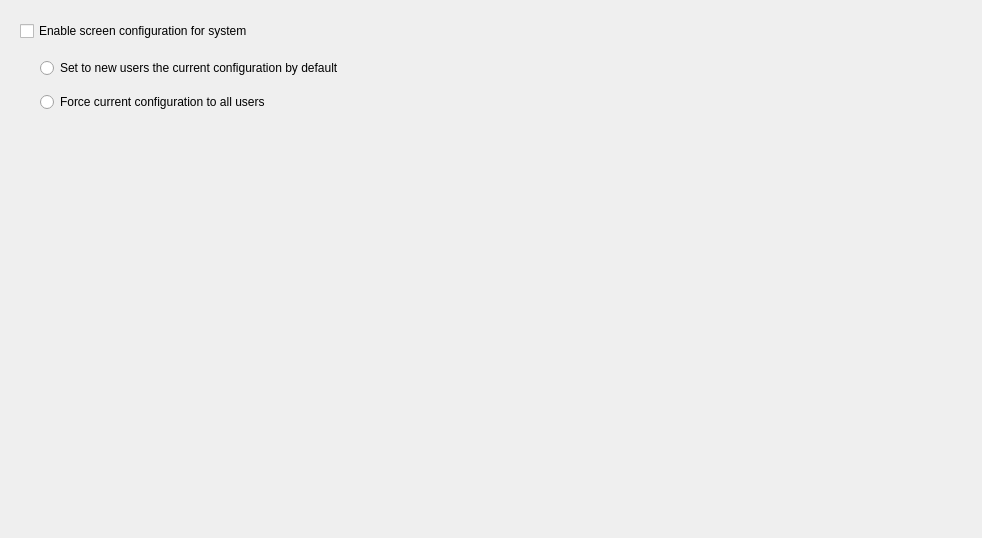
First picture: the form in kscreensystem.ui, repository lliurex/kscreen-system-settings, before the edit.
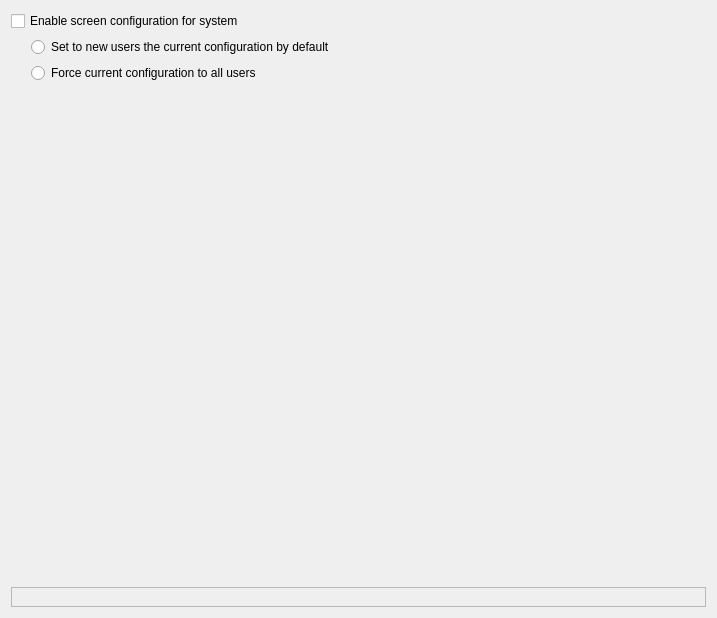
Second picture: the form after the edit.

Commit message: add frame to use kmessagewidgets

What changed in the file:
```diff
--- a/kscreensystem.ui
+++ b/kscreensystem.ui
@@ -6,52 +6,93 @@
    <rect>
     <x>0</x>
     <y>0</y>
-    <width>982</width>
-    <height>538</height>
+    <width>717</width>
+    <height>618</height>
    </rect>
   </property>
+  <property name="sizePolicy">
+   <sizepolicy hsizetype="Preferred" vsizetype="Minimum">
+    <horstretch>0</horstretch>
+    <verstretch>0</verstretch>
+   </sizepolicy>
+  </property>
   <property name="windowTitle">
    <string>Form</string>
   </property>
+  <layout class="QVBoxLayout" name="verticalLayout">
+   <item>
   <widget class="QCheckBox" name="systemConfigCheckBox">
-   <property name="geometry">
-    <rect>
-     <x>20</x>
-     <y>20</y>
-     <width>271</width>
-     <height>22</height>
-    </rect>
-   </property>
    <property name="text">
     <string>Enable screen configuration for system</string>
    </property>
   </widget>
-  <widget class="QWidget" name="verticalLayoutWidget">
-   <property name="geometry">
-    <rect>
-     <x>40</x>
-     <y>50</y>
-     <width>401</width>
-     <height>71</height>
-    </rect>
-   </property>
-   <layout class="QVBoxLayout" name="systemConfigLayout">
+   </item>
     <item>
+    <layout class="QFormLayout" name="formLayout">
+     <property name="sizeConstraint">
+      <enum>QLayout::SetDefaultConstraint</enum>
+     </property>
+     <property name="labelAlignment">
+      <set>Qt::AlignLeading|Qt::AlignLeft|Qt::AlignVCenter</set>
+     </property>
+     <property name="leftMargin">
+      <number>20</number>
+     </property>
+     <property name="rightMargin">
+      <number>0</number>
+     </property>
+     <item row="0" column="0">
      <widget class="QRadioButton" name="newusersRadioButton">
+       <property name="sizePolicy">
+        <sizepolicy hsizetype="Minimum" vsizetype="Minimum">
+         <horstretch>0</horstretch>
+         <verstretch>0</verstretch>
+        </sizepolicy>
+       </property>
       <property name="text">
        <string>Set to new users the current configuration by default</string>
       </property>
      </widget>
     </item>
-    <item>
+     <item row="1" column="0">
      <widget class="QRadioButton" name="allusersRadioButton">
+       <property name="sizePolicy">
+        <sizepolicy hsizetype="Minimum" vsizetype="Minimum">
+         <horstretch>0</horstretch>
+         <verstretch>0</verstretch>
+        </sizepolicy>
+       </property>
       <property name="text">
        <string>Force current configuration to all users</string>
       </property>
      </widget>
     </item>
    </layout>
-  </widget>
+   </item>
+   <item>
+    <widget class="QFrame" name="notifications">
+     <property name="sizePolicy">
+      <sizepolicy hsizetype="Preferred" vsizetype="Fixed">
+       <horstretch>0</horstretch>
+       <verstretch>0</verstretch>
+      </sizepolicy>
+     </property>
+     <property name="minimumSize">
+      <size>
+       <width>0</width>
+       <height>0</height>
+      </size>
+     </property>
+     <property name="frameShape">
+      <enum>QFrame::StyledPanel</enum>
+     </property>
+     <property name="frameShadow">
+      <enum>QFrame::Raised</enum>
+     </property>
+     <layout class="QVBoxLayout" name="verticalLayout_3"/>
+    </widget>
+   </item>
+  </layout>
  </widget>
  <resources/>
  <connections/>
```
Lines whose indentation alone changed are shown as unchanged. The commit also changes 4 other files.
